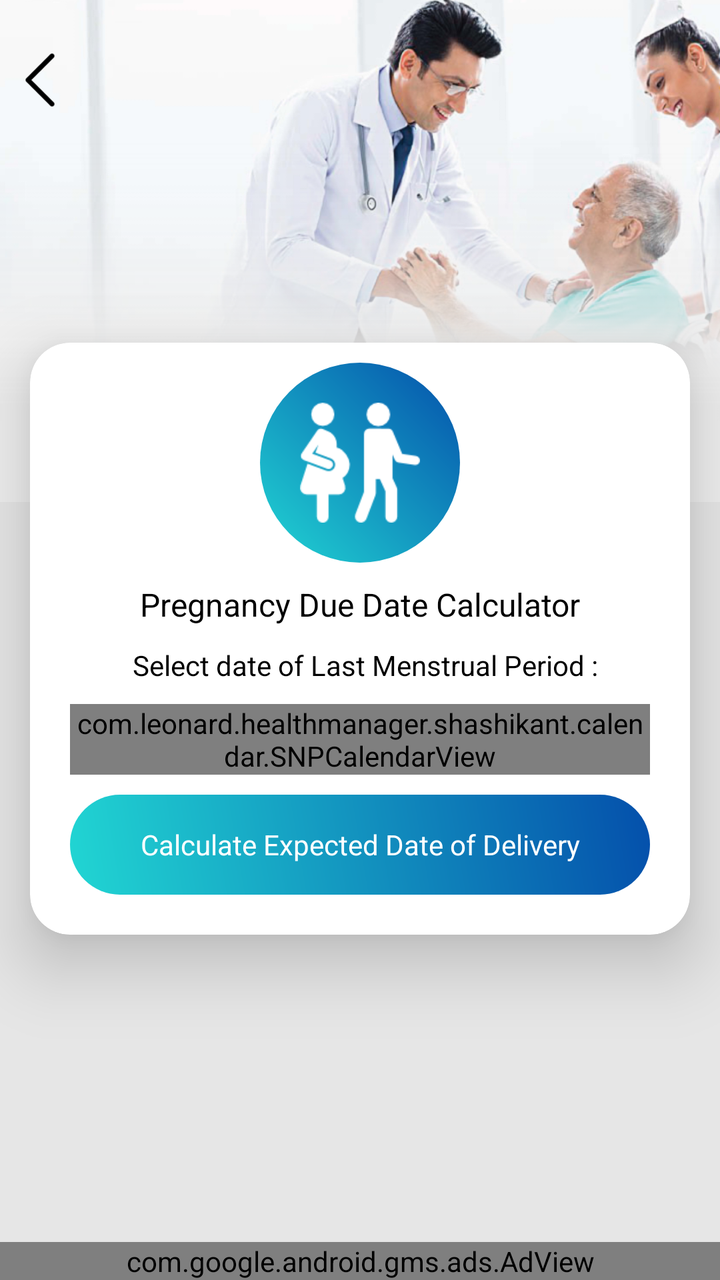
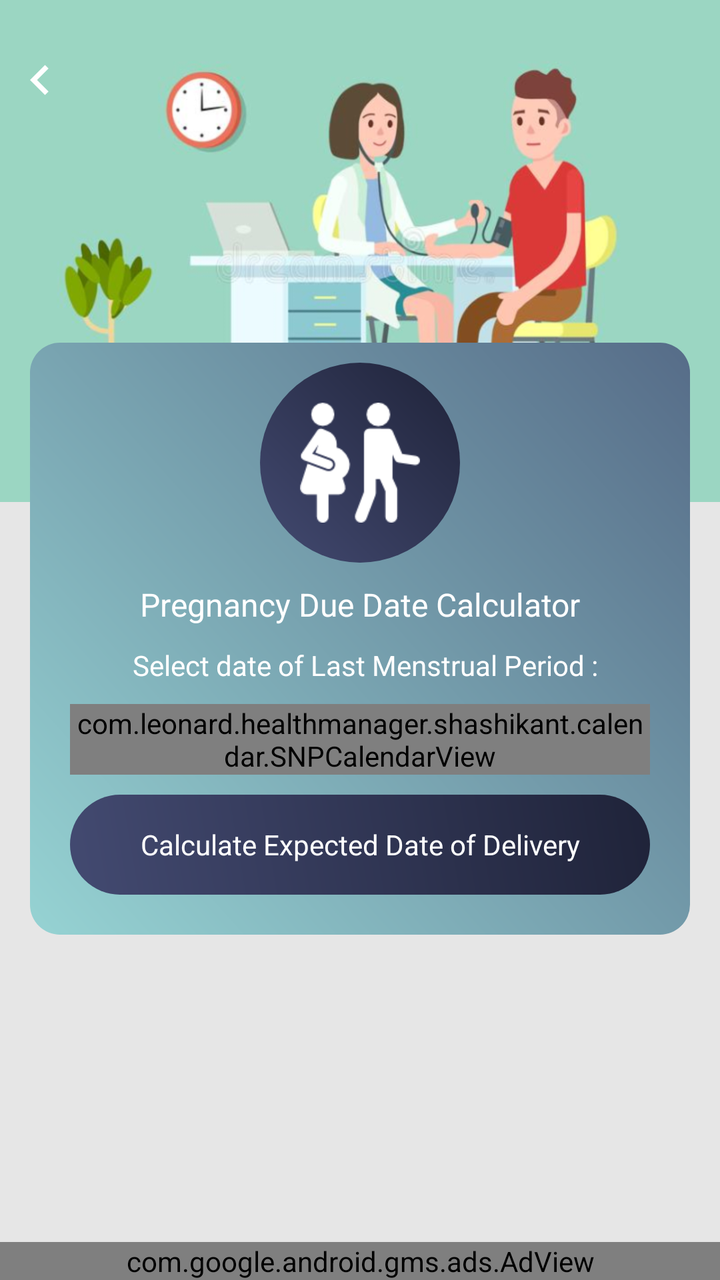

An Android layout rendered at two revisions. The XML below is the earlier revision; the diff shows what the commit changed to produce the second picture.
<!-- AndroidManifest.xml: application theme AppTheme -->
<!-- res/layout/pregnancy_due_date_calculator.xml -->
<?xml version="1.0" encoding="utf-8"?>
<RelativeLayout xmlns:android="http://schemas.android.com/apk/res/android"
    xmlns:aapt="http://schemas.android.com/aapt"
    xmlns:app="http://schemas.android.com/apk/res-auto"
    android:layout_width="match_parent"
    android:layout_height="match_parent"
    android:background="@color/gray_color"
    android:orientation="vertical">

    <RelativeLayout
        android:id="@+id/banner"
        android:layout_width="match_parent"
        android:layout_height="wrap_content"
        android:background="@mipmap/calculator_banner_2">

    </RelativeLayout>

    <ImageView
        android:id="@+id/iv_back"
        android:layout_width="40dp"
        android:layout_height="40dp"
        android:layout_alignParentLeft="true"
        android:layout_alignParentTop="true"
        android:layout_marginTop="20dp"
        android:padding="5dp"
        android:src="@mipmap/left_arrow" />


    <androidx.cardview.widget.CardView
        android:id="@+id/cardviewone"
        android:layout_marginBottom="60dp"
        android:layout_width="match_parent"
        android:layout_height="wrap_content"
        android:layout_below="@+id/banner"
        android:layout_marginLeft="@dimen/text_15"
        android:layout_marginTop="-80dp"
        android:layout_marginRight="@dimen/text_15"
        android:orientation="horizontal"
        app:cardCornerRadius="20dp"
        app:cardElevation="20dip">


        <ScrollView
            android:layout_width="match_parent"
            android:layout_height="wrap_content"
            android:layout_above="@+id/ad_layout"
            android:layout_below="@+id/tv_pregnancy">

            <LinearLayout
                android:layout_width="match_parent"
                android:layout_height="wrap_content"
                android:layout_centerInParent="true"

                android:orientation="vertical">

                <RelativeLayout
                    android:layout_width="match_parent"
                    android:layout_height="wrap_content"
                    android:layout_above="@+id/cardviewone"
                    android:layout_marginTop="10dp">

                    <RelativeLayout
                        android:id="@+id/rel12"
                        android:layout_width="100dp"
                        android:layout_height="100dp"
                        android:layout_centerInParent="true"
                        android:background="@drawable/a3_grad">

                        <ImageView
                            android:id="@+id/iv_pregnancy"
                            android:layout_width="60dp"
                            android:layout_height="60dp"
                            android:layout_centerInParent="true"
                            android:layout_centerHorizontal="true"
                            android:src="@drawable/img_pregnancy_due_date" />
                    </RelativeLayout>
                </RelativeLayout>


                <TextView
                    android:id="@+id/tv_pregnancy"
                    android:layout_width="match_parent"
                    android:layout_height="wrap_content"
                    android:layout_below="@+id/rel12"
                    android:layout_centerHorizontal="true"
                    android:layout_margin="10dp"
                    android:text="@string/Pregnancy_Due_Date_Calculator"
                    android:textAlignment="center"
                    android:textColor="@color/black"
                    android:textSize="@dimen/textsize_16" />


                <TextView
                    android:id="@+id/tv_date"
                    android:layout_width="match_parent"
                    android:layout_height="wrap_content"
                    android:layout_above="@+id/mFCalendarView"
                    android:layout_marginBottom="10dp"
                    android:gravity="center"
                    android:inputType="numberDecimal"
                    android:paddingLeft="5dp"
                    android:text="@string/Select_date_of_Last_Menstrual_Period"
                    android:textColor="@color/black"
                    android:textColorHint="@color/black"
                    android:textSize="@dimen/textsize_14" />

                <com.leonard.healthmanager.shashikant.calendar.SNPCalendarView
                    android:id="@+id/mFCalendarView"
                    android:layout_width="wrap_content"
                    android:layout_height="wrap_content"
                    android:layout_centerInParent="true"
                    android:background="@color/line_color"
                    android:layout_gravity="top|bottom|left|right|center_vertical|fill_vertical|center_horizontal|fill_horizontal|center|fill|start|end"
                    android:layout_marginLeft="20dp"
                    android:layout_marginRight="20dp" />

                <TextView
                    android:id="@+id/tv_search_date"
                    android:layout_width="match_parent"
                    android:layout_height="50dp"
                    android:layout_below="@+id/mFCalendarView"
                    android:layout_marginLeft="20dp"
                    android:layout_marginTop="10dp"
                    android:layout_marginBottom="@dimen/text_20"
                    android:layout_marginRight="20dp"
                    android:background="@drawable/a3_grad"
                    android:gravity="center"
                    android:text="@string/Calculate_Expected_Date_of_Delivery"
                    android:textColor="@color/white"
                    android:textColorHint="@color/white"
                    android:textSize="@dimen/textsize_14" />
            </LinearLayout>
        </ScrollView>

    </androidx.cardview.widget.CardView>

    <include
        android:id="@+id/ad_layout"
        layout="@layout/native_ad"
        android:layout_width="match_parent"
        android:layout_height="wrap_content"
        android:layout_alignParentLeft="true"
        android:layout_alignParentBottom="true"
        android:layout_gravity="top|center_vertical|center_horizontal|center" />
</RelativeLayout>
<!-- res/layout/native_ad.xml (included above) -->
<?xml version="1.0" encoding="utf-8"?>
<LinearLayout xmlns:android="http://schemas.android.com/apk/res/android"
    xmlns:aapt="http://schemas.android.com/aapt"
    xmlns:app="http://schemas.android.com/apk/res-auto"
    android:layout_width="match_parent"
    android:layout_height="wrap_content"
    android:orientation="vertical">

    <com.google.android.gms.ads.AdView
        android:id="@+id/adView"
        android:layout_width="match_parent"
        android:layout_height="wrap_content"
        android:layout_above="@+id/ll_footer_menu"
        app:adSize="BANNER"
        app:adUnitId="@string/banner_ad" />
</LinearLayout>
<!-- resources referenced by this layout -->
<resources>
  <color name="black">#000000</color>
  <color name="gray_color">#E6E6E6</color>
  <color name="line_color">#9BB5C1</color>
  <color name="white">#ffffff</color>
  <dimen name="text_15">15sp</dimen>
  <dimen name="text_20">20sp</dimen>
  <dimen name="textsize_14">14sp</dimen>
  <dimen name="textsize_16">16sp</dimen>
  <!-- drawable a3_grad (drawable) -->
  <?xml version="1.0" encoding="utf-8"?>
  <shape xmlns:android="http://schemas.android.com/apk/res/android">
      <gradient
          android:angle="225"
          android:endColor="#21d6d3"
          android:startColor="#044fab" />
  
      <corners android:radius="200dp"/>
      
  </shape>
  <!-- drawable img_pregnancy_due_date: png bitmap (drawable, 1671 bytes) -->
  <!-- mipmap calculator_banner_2: png bitmap (mipmap-xhdpi, 230774 bytes) -->
  <!-- mipmap left_arrow: png bitmap (mipmap-xhdpi, 499 bytes) -->
  <string name="Calculate_Expected_Date_of_Delivery">Calculate Expected Date of Delivery</string>
  <string name="Pregnancy_Due_Date_Calculator">Pregnancy Due Date Calculator</string>
  <string name="Select_date_of_Last_Menstrual_Period">Select date of Last Menstrual Period :</string>
  <string name="banner_ad">ca-app-pub-3940256099942544/6300978111</string>
  <style name="AppTheme" parent="Theme.AppCompat.Light.DarkActionBar">
          
          <item name="colorPrimary">@color/colorPrimary</item>
          <item name="colorPrimaryDark">@color/colorPrimaryDark</item>
          <item name="colorAccent">@color/colorAccent</item>
      </style>
  <color name="colorPrimary">#36D1DC</color>
  <color name="colorPrimaryDark">#044fab</color>
  <color name="colorAccent">#03DAC5</color>
</resources>

<!-- the commit's change to res/layout/pregnancy_due_date_calculator.xml (unified diff, before → after) -->
@@ -23,10 +23,10 @@
         android:layout_alignParentTop="true"
         android:layout_marginTop="20dp"
         android:padding="5dp"
-        android:src="@mipmap/left_arrow" />
+        android:src="@drawable/ic_chevron_left_white_24dp" />
 
 
-    <androidx.cardview.widget.CardView
+    <LinearLayout
         android:id="@+id/cardviewone"
         android:layout_marginBottom="60dp"
         android:layout_width="match_parent"
@@ -36,14 +36,14 @@
         android:layout_marginTop="-80dp"
         android:layout_marginRight="@dimen/text_15"
         android:orientation="horizontal"
-        app:cardCornerRadius="20dp"
+        android:background="@drawable/a2_grad_black"
         app:cardElevation="20dip">
 
 
         <ScrollView
             android:layout_width="match_parent"
             android:layout_height="wrap_content"
-            android:layout_above="@+id/ad_layout"
+            android:layout_above="@+id/normal_ad_include"
             android:layout_below="@+id/tv_pregnancy">
 
             <LinearLayout
@@ -86,7 +86,7 @@
                     android:layout_margin="10dp"
                     android:text="@string/Pregnancy_Due_Date_Calculator"
                     android:textAlignment="center"
-                    android:textColor="@color/black"
+                    android:textColor="@color/white"
                     android:textSize="@dimen/textsize_16" />
 
 
@@ -100,8 +100,8 @@
                     android:inputType="numberDecimal"
                     android:paddingLeft="5dp"
                     android:text="@string/Select_date_of_Last_Menstrual_Period"
-                    android:textColor="@color/black"
-                    android:textColorHint="@color/black"
+                    android:textColor="@color/white"
+                    android:textColorHint="@color/white"
                     android:textSize="@dimen/textsize_14" />
 
                 <com.leonard.healthmanager.shashikant.calendar.SNPCalendarView
@@ -132,7 +132,7 @@
             </LinearLayout>
         </ScrollView>
 
-    </androidx.cardview.widget.CardView>
+    </LinearLayout>
 
     <include
         android:id="@+id/ad_layout"
<!-- resource entries referenced after the edit -->
@@ -1,6 +1,5 @@
 <!-- resources referenced by this layout -->
 <resources>
-  <color name="black">#000000</color>
   <color name="gray_color">#E6E6E6</color>
   <color name="line_color">#9BB5C1</color>
   <color name="white">#ffffff</color>
@@ -8,20 +7,36 @@
   <dimen name="text_20">20sp</dimen>
   <dimen name="textsize_14">14sp</dimen>
   <dimen name="textsize_16">16sp</dimen>
-  <!-- drawable a3_grad (drawable) -->
+  <!-- drawable a2_grad_black (drawable) -->
   <?xml version="1.0" encoding="utf-8"?>
   <shape xmlns:android="http://schemas.android.com/apk/res/android">
       <gradient
           android:angle="225"
-          android:endColor="#21d6d3"
-          android:startColor="#044fab" />
+          android:endColor="#96D3D3"
+          android:startColor="#566C88" />
   
-      <corners android:radius="200dp"/>
-      
+      <corners android:radius="15dp"/>
+  
   </shape>
+  <!-- drawable a3_grad (drawable) -->
+  <?xml version="1.0" encoding="utf-8"?>
+  <shape xmlns:android="http://schemas.android.com/apk/res/android">
+  <gradient
+      android:angle="225"
+      android:endColor="#434A71"
+      android:startColor="#1F2339" />
+  
+  <corners android:radius="200dp"/>
+  
+  </shape>
+  <!-- drawable ic_chevron_left_white_24dp (drawable) -->
+  <vector android:height="24dp" android:tint="#FFFFFF"
+      android:viewportHeight="24" android:viewportWidth="24"
+      android:width="24dp" xmlns:android="http://schemas.android.com/apk/res/android">
+      <path android:fillColor="@android:color/white" android:pathData="M15.41,7.41L14,6l-6,6 6,6 1.41,-1.41L10.83,12z"/>
+  </vector>
   <!-- drawable img_pregnancy_due_date: png bitmap (drawable, 1671 bytes) -->
-  <!-- mipmap calculator_banner_2: png bitmap (mipmap-xhdpi, 230774 bytes) -->
-  <!-- mipmap left_arrow: png bitmap (mipmap-xhdpi, 499 bytes) -->
+  <!-- mipmap calculator_banner_2: png bitmap (mipmap-xhdpi, 192739 bytes) -->
   <string name="Calculate_Expected_Date_of_Delivery">Calculate Expected Date of Delivery</string>
   <string name="Pregnancy_Due_Date_Calculator">Pregnancy Due Date Calculator</string>
   <string name="Select_date_of_Last_Menstrual_Period">Select date of Last Menstrual Period :</string>
@@ -32,8 +47,8 @@
           <item name="colorPrimaryDark">@color/colorPrimaryDark</item>
           <item name="colorAccent">@color/colorAccent</item>
       </style>
-  <color name="colorPrimary">#36D1DC</color>
-  <color name="colorPrimaryDark">#044fab</color>
-  <color name="colorAccent">#03DAC5</color>
+  <color name="colorPrimary">#434A71</color>
+  <color name="colorPrimaryDark">#1F2339</color>
+  <color name="colorAccent">#1F2339</color>
 </resources>
 
